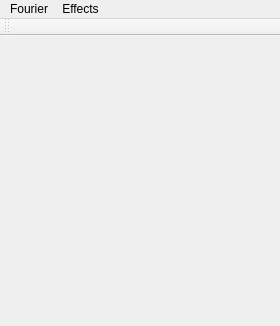
Before: the Qt Designer form ui/fourier_window.ui in d42/Fourierism, drawn with Qt 5.
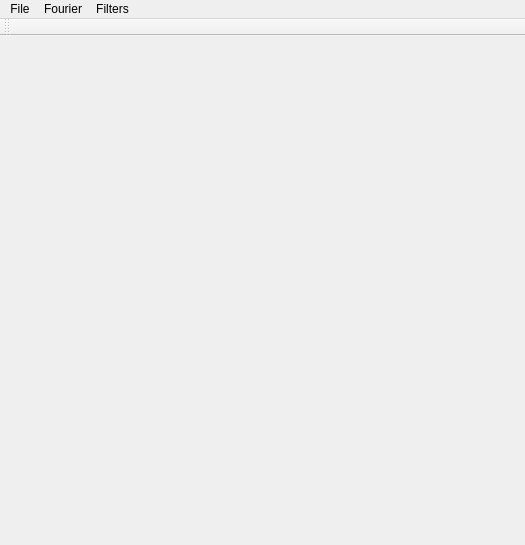
After: the same form once the commit is applied. Icons and pictures are not drawn. Custom widgets are drawn as their Qt base class.

Diff of the .ui file:
```diff
--- a/ui/fourier_window.ui
+++ b/ui/fourier_window.ui
@@ -6,8 +6,8 @@
    <rect>
     <x>0</x>
     <y>0</y>
-    <width>280</width>
-    <height>326</height>
+    <width>525</width>
+    <height>545</height>
    </rect>
   </property>
   <property name="sizePolicy">
@@ -50,8 +50,8 @@
     <rect>
      <x>0</x>
      <y>0</y>
-     <width>280</width>
-     <height>20</height>
+     <width>525</width>
+     <height>25</height>
     </rect>
    </property>
    <widget class="QMenu" name="menuDerp">
@@ -61,9 +61,9 @@
     <addaction name="action_restore"/>
     <addaction name="action_update"/>
    </widget>
-   <widget class="QMenu" name="menuHerp">
+   <widget class="QMenu" name="menuFile">
     <property name="title">
-     <string>Effects</string>
+     <string>File</string>
     </property>
     <widget class="QMenu" name="menuFIlter">
      <property name="title">
@@ -82,8 +82,16 @@
     <addaction name="menuFIlter"/>
     <addaction name="menuNoise"/>
    </widget>
+   <widget class="QMenu" name="menuFilter">
+    <property name="title">
+     <string>Filters</string>
+    </property>
+    <addaction name="action_high_pass"/>
+    <addaction name="action_low_pass"/>
+   </widget>
+   <addaction name="menuFile"/>
    <addaction name="menuDerp"/>
-   <addaction name="menuHerp"/>
+   <addaction name="menuFilter"/>
   </widget>
   <widget class="QToolBar" name="toolBar">
    <property name="windowTitle">
```
Left out of the diff: 37 changed lines with no effect on the pictures.
